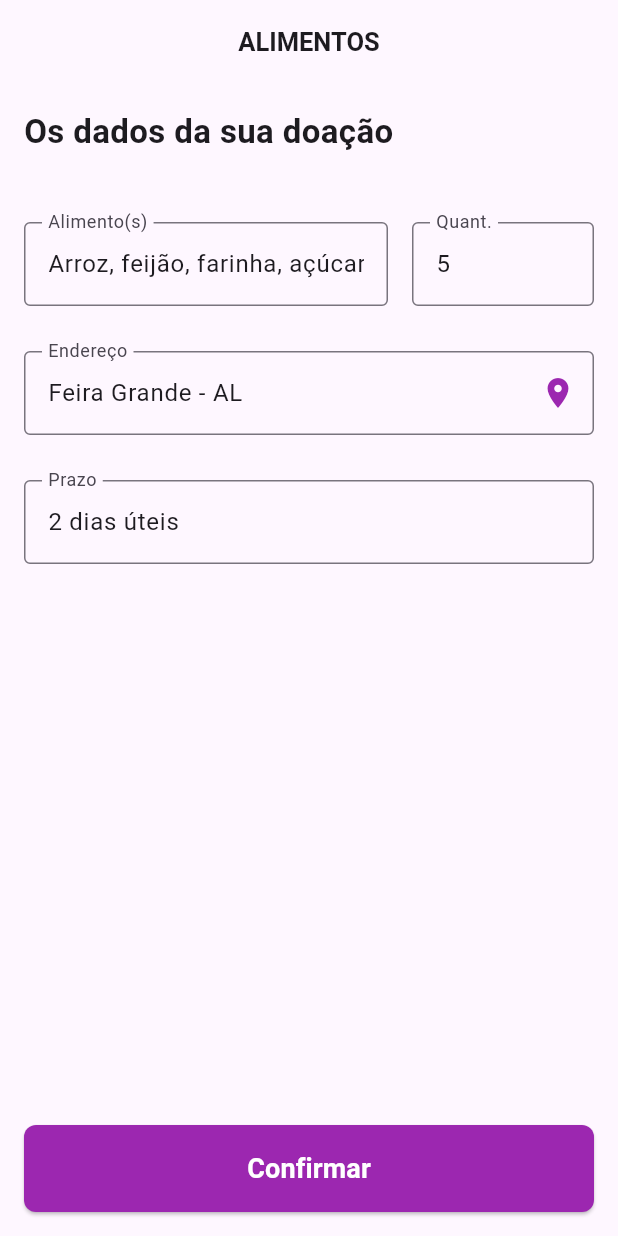
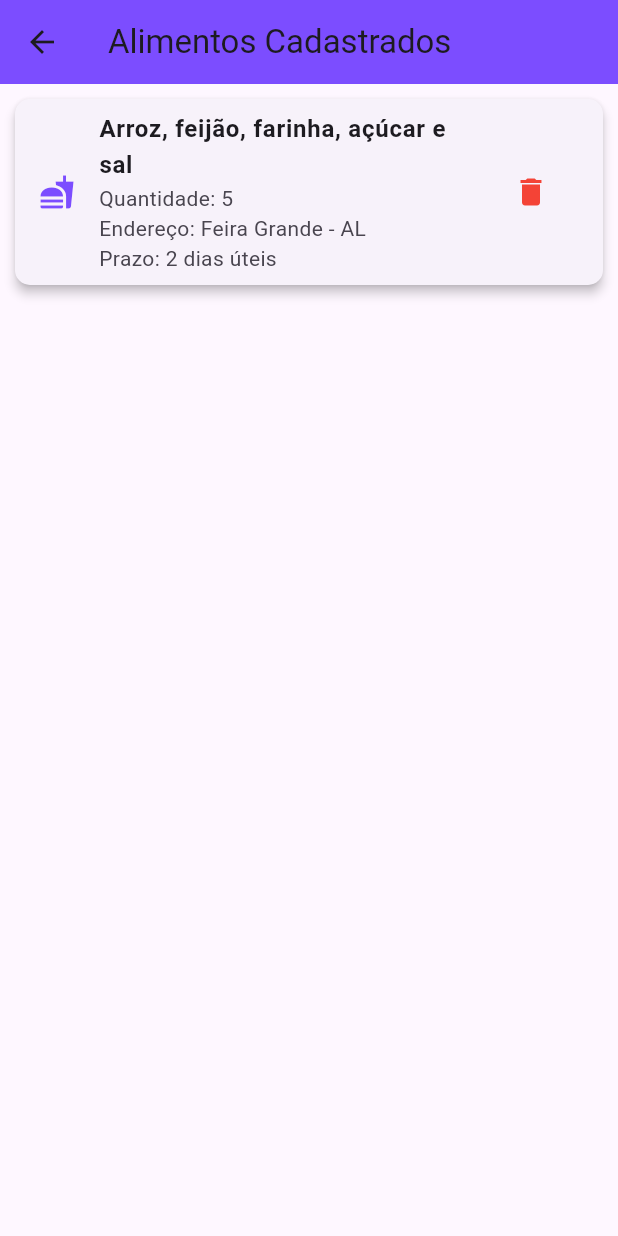
Before and after one commit to Nanygomes13/HOPE, a Flutter app: the agradecimento screen opened directly, after a tap on the "close" icon, on a phone screen of 412 x 824 dp. Run offline on Flutter 3.47's test engine with Material 3 defaults, Android fonts, the phone set to English and light mode, and no system bars; our stand-ins replace geocoding, google_maps_flutter, sqflite; accounts and stored records are empty.

Commit message:
código atualizado

```diff
--- a/lib/pages/agradecimento.dart
+++ b/lib/pages/agradecimento.dart
@@ -1,5 +1,6 @@
 import 'package:flutter/material.dart';
 import 'package:hopee/pages/alimentos.dart';
+import 'package:hopee/pages/telaInicial.dart';
 
 class agradecimento extends StatefulWidget {
   const agradecimento({super.key});
@@ -21,7 +22,11 @@ class _agradecimentoState extends State<agradecimento> {
               child: IconButton(
                 icon: const Icon(Icons.close, color: Colors.white),
                 onPressed: () {
-                  Navigator.pop(context);
+                  Navigator.pushReplacement(
+                    context,
+                    MaterialPageRoute(
+                        builder: (context) => TelaInicial()),
+                  );
                 },
               ),
             ),
--- /dev/null
+++ b/lib/pages/telaInicial.dart
@@ -0,0 +1,85 @@
+import 'package:flutter/material.dart';
+import 'package:hopee/db/alimentos_dao.dart';
+import 'package:hopee/domain/doacao_alimentos.dart';
+
+class TelaInicial extends StatefulWidget {
+  const TelaInicial({super.key});
+
+  @override
+  State<TelaInicial> createState() => _TelaInicialState();
+}
+
+class _TelaInicialState extends State<TelaInicial> {
+  late Future<List<DoacaoAlimentos>> futureAlimentos;
+
+  @override
+  void initState() {
+    super.initState();
+    futureAlimentos = AlimentosDao().listarAlimentos();
+  }
+
+  @override
+  Widget build(BuildContext context) {
+    return Scaffold(
+      appBar: AppBar(
+        title: const Text(
+            "Alimentos Cadastrados",
+        ),
+        backgroundColor: Colors.deepPurpleAccent,
+      ),
+      body: FutureBuilder<List<DoacaoAlimentos>>(
+        future: futureAlimentos,
+        builder: (context, snapshot) {
+          if (snapshot.connectionState == ConnectionState.waiting) {
+            return const Center(
+                child: CircularProgressIndicator(),
+            );
+          } else if (snapshot.hasError) {
+            return const Center(
+                child: Text("Ocorreu um erro inesperado!",
+                ),
+            );
+          } else {
+            List<DoacaoAlimentos> alimentos = snapshot.data ?? [];
+            if (alimentos.isEmpty) {
+              return const Center(
+                child: Text("Nenhum alimento cadastrado."),
+              );
+            }
+
+            return ListView.builder(
+              itemCount: alimentos.length,
+              itemBuilder: (context, index) {
+                final alimento = alimentos[index];
+                return Card(
+                  margin: const EdgeInsets.all(10),
+                  shape: RoundedRectangleBorder(
+                    borderRadius: BorderRadius.circular(10),
+                  ),
+                  elevation: 3,
+                  child: ListTile(
+                    title: Text(
+                      alimento.nome_alimento,
+                      style: const TextStyle(fontWeight: FontWeight.bold),
+                    ),
+                    subtitle: Text(
+                      "Quantidade: ${alimento.quant}\n"
+                      "Endereço: ${alimento.endereco}\n"
+                      "Prazo: ${alimento.prazo}",
+                    ),
+                    leading: const Icon(Icons.fastfood, color: Colors.deepPurpleAccent),
+                    trailing: IconButton(
+                      icon: const Icon(Icons.delete, color: Colors.red),
+                      onPressed: () {
+                      },
+                    ),
+                  ),
+                );
+              },
+            );
+          }
+        },
+      ),
+    );
+  }
+}
```
Also changed, not shown: lib/pages/alimentos.dart (+139 -130 lines).
